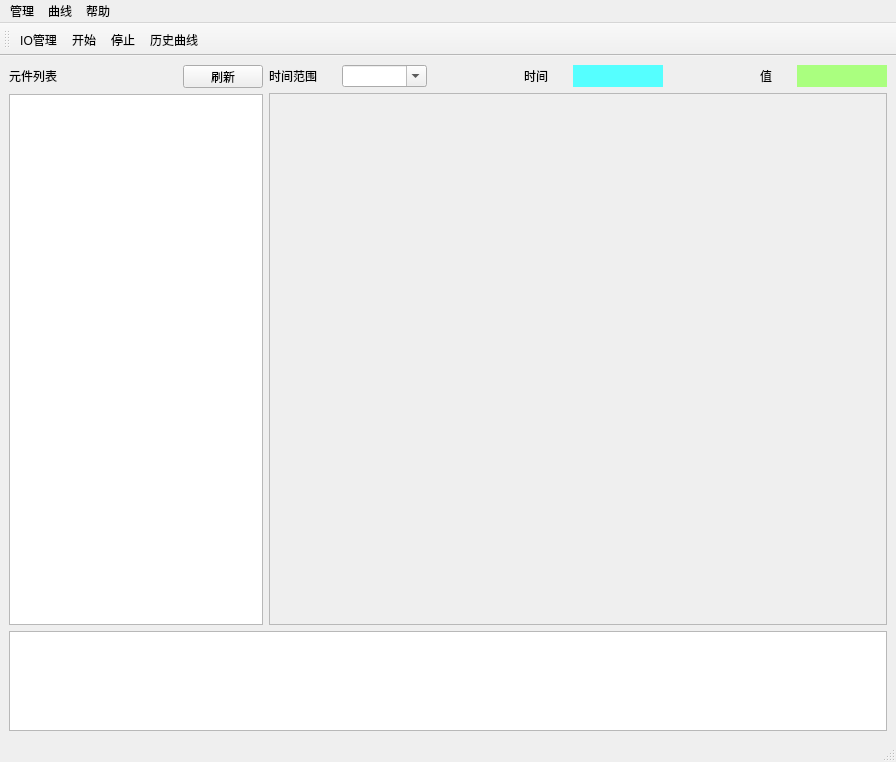
The window that main.ui (yusp75/plc-recorder) describes before a commit, drawn with Qt 5.
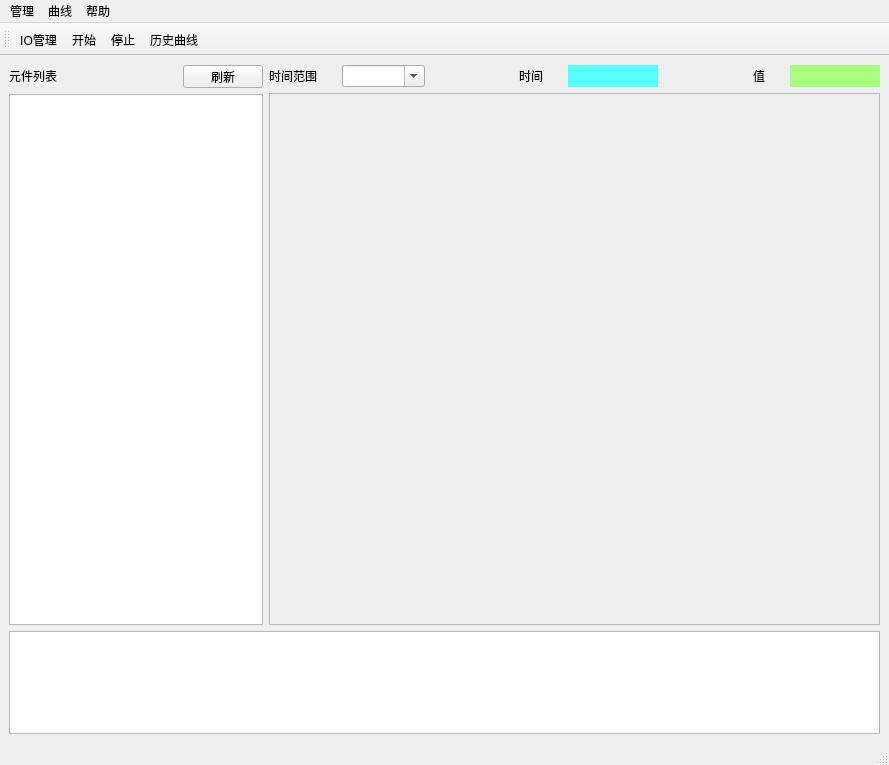
The same window after the commit. Icons and pictures are not drawn.

```diff
--- a/main.ui
+++ b/main.ui
@@ -6,16 +6,14 @@
    <rect>
     <x>0</x>
     <y>0</y>
-    <width>896</width>
-    <height>740</height>
+    <width>889</width>
+    <height>765</height>
    </rect>
   </property>
   <property name="windowTitle">
    <string>MainWindow</string>
   </property>
   <widget class="QWidget" name="centralwidget">
-   <layout class="QGridLayout" name="gridLayout_3">
-    <item row="0" column="0">
      <layout class="QVBoxLayout" name="verticalLayout">
       <item>
        <layout class="QHBoxLayout" name="horizontalLayout">
@@ -287,8 +285,8 @@
               <rect>
                <x>0</x>
                <y>0</y>
-               <width>613</width>
-               <height>529</height>
+             <width>608</width>
+             <height>532</height>
               </rect>
              </property>
              <layout class="QVBoxLayout" name="verticalLayout_2">
@@ -303,6 +301,19 @@
         </item>
        </layout>
       </item>
+    <item>
+     <spacer name="verticalSpacer">
+      <property name="orientation">
+       <enum>Qt::Vertical</enum>
+      </property>
+      <property name="sizeHint" stdset="0">
+       <size>
+        <width>20</width>
+        <height>13</height>
+       </size>
+      </property>
+     </spacer>
+    </item>
       <item>
        <widget class="QListWidget" name="log_list">
         <property name="sizePolicy">
@@ -314,7 +325,7 @@
         <property name="minimumSize">
          <size>
           <width>871</width>
-          <height>100</height>
+        <height>90</height>
          </size>
         </property>
         <property name="editTriggers">
@@ -332,15 +343,13 @@
        </widget>
       </item>
      </layout>
-    </item>
-   </layout>
   </widget>
   <widget class="QMenuBar" name="menubar">
    <property name="geometry">
     <rect>
      <x>0</x>
      <y>0</y>
-     <width>896</width>
+     <width>889</width>
      <height>23</height>
     </rect>
    </property>
```
Left out of the diff: 2 changed lines with no effect on the pictures. Lines whose indentation alone changed are shown as unchanged.
